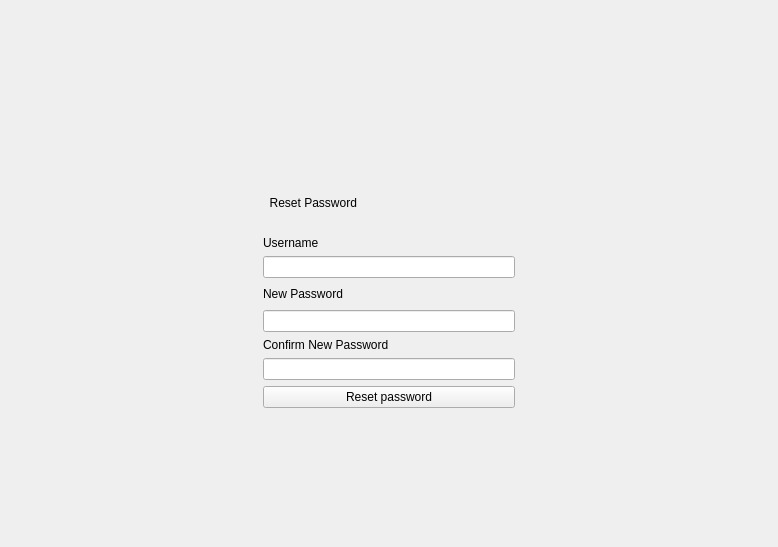
Old version of the form forget.ui in the repository EotDc35F/project.
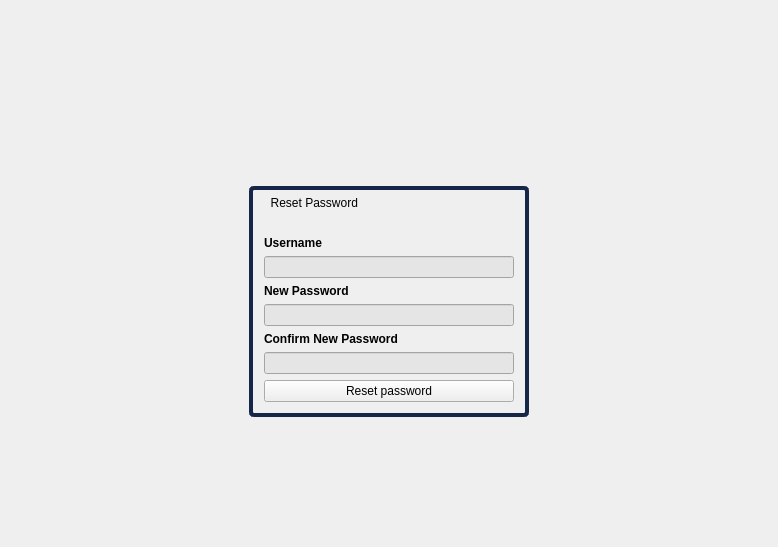
New version of the form. Icons and pictures are not drawn.

What changed in the file:
```diff
--- a/forget.ui
+++ b/forget.ui
@@ -21,6 +21,19 @@
 #back:hover
 {
 background-color:rgb(197, 206, 201);
+}
+#forget
+{
+background:url(:/image/2.jpg);
+}
+#reset:hover
+{
+background-color:rgb(166, 224, 255);
+}
+#main
+{
+border:4px solid rgb(22, 38, 72);
+border-radius:5px;
 }</string>
   </property>
   <layout class="QVBoxLayout" name="verticalLayout">
@@ -101,35 +114,52 @@
     </spacer>
    </item>
    <item>
-    <layout class="QHBoxLayout" name="horizontalLayout_2">
+    <layout class="QHBoxLayout" name="horizontalLayout_3">
+     <property name="leftMargin">
+      <number>10</number>
+     </property>
      <property name="topMargin">
       <number>0</number>
      </property>
+     <property name="rightMargin">
+      <number>10</number>
+     </property>
      <item>
+      <spacer name="horizontalSpacer_4">
+       <property name="orientation">
+        <enum>Qt::Horizontal</enum>
+       </property>
+       <property name="sizeHint" stdset="0">
+        <size>
+         <width>40</width>
+         <height>20</height>
+        </size>
+       </property>
+      </spacer>
+     </item>
+     <item>
+      <widget class="QWidget" name="main" native="true">
       <layout class="QGridLayout" name="gridLayout">
+        <property name="leftMargin">
+         <number>15</number>
+        </property>
        <property name="topMargin">
-        <number>0</number>
+         <number>10</number>
+        </property>
+        <property name="rightMargin">
+         <number>15</number>
        </property>
        <property name="bottomMargin">
-        <number>0</number>
-       </property>
-       <item row="4" column="3">
-        <spacer name="horizontalSpacer_3">
-         <property name="orientation">
-          <enum>Qt::Horizontal</enum>
-         </property>
-         <property name="sizeHint" stdset="0">
-          <size>
-           <width>40</width>
-           <height>20</height>
-          </size>
-         </property>
-        </spacer>
-       </item>
-       <item row="3" column="1">
-        <widget class="QLineEdit" name="luser"/>
-       </item>
-       <item row="8" column="1">
+         <number>15</number>
+        </property>
+        <item row="3" column="0">
+         <widget class="QLineEdit" name="luser">
+          <property name="styleSheet">
+           <string notr="true">background-color:rgb(229, 229, 229)</string>
+          </property>
+         </widget>
+        </item>
+        <item row="8" column="0">
         <widget class="QPushButton" name="reset">
          <property name="sizePolicy">
           <sizepolicy hsizetype="Minimum" vsizetype="Minimum">
@@ -154,8 +184,31 @@
          </property>
         </widget>
        </item>
-       <item row="4" column="1">
+        <item row="1" column="0">
+         <spacer name="verticalSpacer_3">
+          <property name="orientation">
+           <enum>Qt::Vertical</enum>
+          </property>
+          <property name="sizeType">
+           <enum>QSizePolicy::Fixed</enum>
+          </property>
+          <property name="sizeHint" stdset="0">
+           <size>
+            <width>20</width>
+            <height>20</height>
+           </size>
+          </property>
+         </spacer>
+        </item>
+        <item row="4" column="0">
         <widget class="QLabel" name="label_2">
+          <property name="font">
+           <font>
+            <pointsize>9</pointsize>
+            <weight>75</weight>
+            <bold>true</bold>
+           </font>
+          </property>
          <property name="text">
           <string>New Password</string>
          </property>
@@ -164,24 +217,17 @@
          </property>
         </widget>
        </item>
-       <item row="7" column="1">
-        <widget class="QLineEdit" name="lcpass">
+        <item row="5" column="0">
+         <widget class="QLineEdit" name="lpass">
+          <property name="styleSheet">
+           <string notr="true">background-color:rgb(229, 229, 229)</string>
+          </property>
          <property name="echoMode">
           <enum>QLineEdit::Password</enum>
          </property>
         </widget>
        </item>
-       <item row="6" column="1">
-        <widget class="QLabel" name="label_3">
-         <property name="text">
-          <string>Confirm New Password</string>
-         </property>
-         <property name="margin">
-          <number>1</number>
-         </property>
-        </widget>
-       </item>
-       <item row="0" column="1">
+        <item row="0" column="0">
         <widget class="QLabel" name="label_4">
          <property name="styleSheet">
           <string notr="true">font: 75 18pt &quot;MS Shell Dlg 2&quot;;
@@ -192,37 +238,42 @@
          </property>
         </widget>
        </item>
-       <item row="4" column="0">
-        <spacer name="horizontalSpacer_2">
-         <property name="orientation">
-          <enum>Qt::Horizontal</enum>
-         </property>
-         <property name="sizeHint" stdset="0">
-          <size>
-           <width>40</width>
-           <height>20</height>
-          </size>
-         </property>
-        </spacer>
-       </item>
-       <item row="1" column="1">
-        <spacer name="verticalSpacer_3">
-         <property name="orientation">
-          <enum>Qt::Vertical</enum>
-         </property>
-         <property name="sizeType">
-          <enum>QSizePolicy::Fixed</enum>
-         </property>
-         <property name="sizeHint" stdset="0">
-          <size>
-           <width>20</width>
-           <height>20</height>
-          </size>
-         </property>
-        </spacer>
-       </item>
-       <item row="2" column="1">
+        <item row="7" column="0">
+         <widget class="QLineEdit" name="lcpass">
+          <property name="styleSheet">
+           <string notr="true">background-color:rgb(229, 229, 229)</string>
+          </property>
+          <property name="echoMode">
+           <enum>QLineEdit::Password</enum>
+          </property>
+         </widget>
+        </item>
+        <item row="6" column="0">
+         <widget class="QLabel" name="label_3">
+          <property name="font">
+           <font>
+            <pointsize>9</pointsize>
+            <weight>75</weight>
+            <bold>true</bold>
+           </font>
+          </property>
+          <property name="text">
+           <string>Confirm New Password</string>
+          </property>
+          <property name="margin">
+           <number>1</number>
+          </property>
+         </widget>
+        </item>
+        <item row="2" column="0">
         <widget class="QLabel" name="label">
+          <property name="font">
+           <font>
+            <pointsize>9</pointsize>
+            <weight>75</weight>
+            <bold>true</bold>
+           </font>
+          </property>
          <property name="text">
           <string>Username</string>
          </property>
@@ -231,14 +282,21 @@
          </property>
         </widget>
        </item>
-       <item row="5" column="1">
-        <widget class="QLineEdit" name="lpass">
-         <property name="echoMode">
-          <enum>QLineEdit::Password</enum>
-         </property>
-        </widget>
-       </item>
-      </layout>
+       </layout>
+      </widget>
+     </item>
+     <item>
+      <spacer name="horizontalSpacer_5">
+       <property name="orientation">
+        <enum>Qt::Horizontal</enum>
+       </property>
+       <property name="sizeHint" stdset="0">
+        <size>
+         <width>40</width>
+         <height>20</height>
+        </size>
+       </property>
+      </spacer>
      </item>
     </layout>
    </item>
```
Lines whose indentation alone changed are shown as unchanged.
